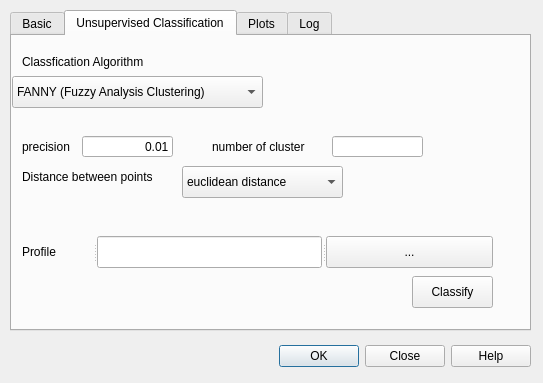
Qt form eo_classification_dialog_base.ui (ictar/EO-Classification-Plugin) before a commit.
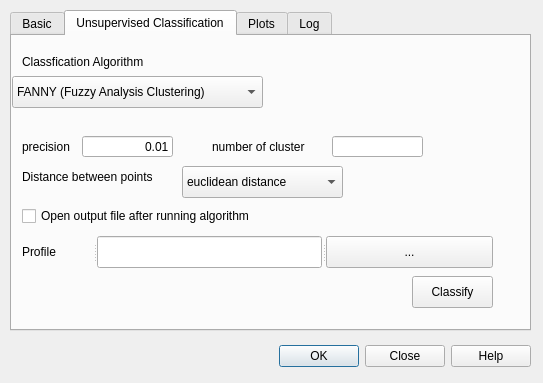
The same form after that commit. The open tabs and pages were chosen to show the change.

Commit message: add a new DIANA implmentation using sklearn and scipy; modify ui to more friendly

The edit to the form file:
```diff
--- a/eo_classification_dialog_base.ui
+++ b/eo_classification_dialog_base.ui
@@ -323,6 +323,19 @@
       <set>Qt::AlignRight|Qt::AlignTrailing|Qt::AlignVCenter</set>
      </property>
     </widget>
+    <widget class="QCheckBox" name="checkBox_loadresult">
+     <property name="geometry">
+      <rect>
+       <x>10</x>
+       <y>170</y>
+       <width>261</width>
+       <height>20</height>
+      </rect>
+     </property>
+     <property name="text">
+      <string>Open output file after running algorithm</string>
+     </property>
+    </widget>
    </widget>
    <widget class="QWidget" name="tab_plot">
     <attribute name="title">
```
The commit also changes 5 other files.
